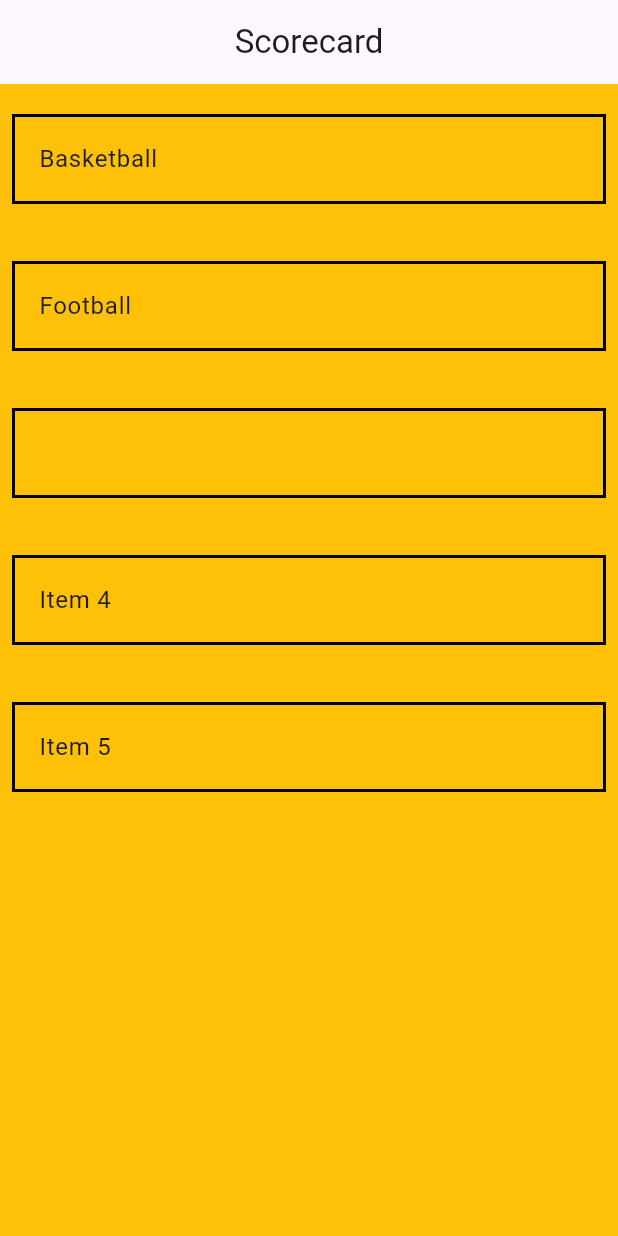
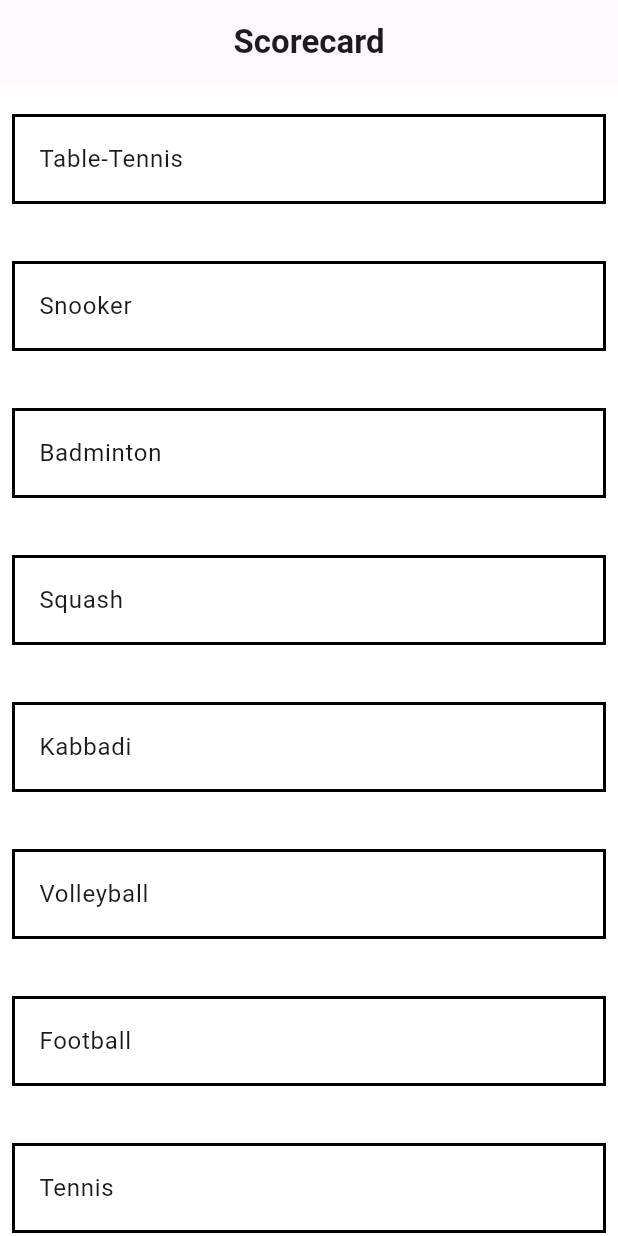
Before and after one commit to Dhruv-Dashora/Spree-AdminPortal-Flutter, a Flutter app: the screen it shows after launch, on a phone screen of 412 x 824 dp. Run offline on Flutter 3.47's test engine with Material 3 defaults, Android fonts, the phone set to English and light mode, and no system bars; our stand-ins replace firebase_core; accounts and stored records are empty.

```diff
--- a/spree_portal/lib/main.dart
+++ b/spree_portal/lib/main.dart
@@ -1,57 +1,13 @@
+import 'package:firebase_core/firebase_core.dart';
 import 'package:flutter/material.dart';
+import 'package:spree_portal/screens/home.dart';
 
-void main() {
+void main() async{
+   WidgetsFlutterBinding.ensureInitialized();
+  await Firebase.initializeApp();
+
   runApp(const MaterialApp(
     debugShowCheckedModeBanner: false,
     home: Portal(),
   ));
 }
-
-class Portal extends StatefulWidget {
-  const Portal({Key? key}) : super(key: key);
-
-  @override
-  State<Portal> createState() => _PortalState();
-}
-
-class _PortalState extends State<Portal> {
-
-  List<String> items = ['Basketball', 'Football', '', 'Item 4', 'Item 5'];
-
-  @override
-  Widget build(BuildContext context) {
-    return Scaffold(
-      backgroundColor: Colors.white,
-      appBar: AppBar(
-        centerTitle: true,
-        title: const Text(
-          'Scorecard',
-        ),
-      ),
-      body: Container(
-        color: Colors.amber,
-        child: ListView.builder(
-          itemCount: items.length,
-          itemBuilder: (context, index) {
-            return Column(
-              children: [
-                Padding(
-                  padding: const EdgeInsets.fromLTRB(8.0,20.0,8.0,8.0),
-                  child: Container(
-                    decoration: BoxDecoration(
-                      border: Border.all(color: Colors.black, width: 2.0),
-                    ),
-                    child: ListTile(
-                      title: Text(items[index]),
-                    ),
-                  ),
-                ),
-                SizedBox(height: 10),
-              ],
-            );
-          },
-        ),
-      ),
-    );
-  }
-}
--- /dev/null
+++ b/spree_portal/lib/screens/home.dart
@@ -0,0 +1,53 @@
+import 'package:flutter/material.dart';
+
+class Portal extends StatefulWidget {
+  const Portal({Key? key}) : super(key: key);
+
+  @override
+  State<Portal> createState() => _PortalState();
+}
+
+class _PortalState extends State<Portal> {
+
+  List<String> items = ['Table-Tennis', 'Snooker','Badminton','Squash','Kabbadi','Volleyball','Football','Tennis','Basketball','UFC'];
+
+  @override
+  Widget build(BuildContext context) {
+    return Scaffold(
+      backgroundColor: Colors.white,
+      appBar: AppBar(
+        centerTitle: true,
+        title: const Text(
+          'Scorecard',
+          style: TextStyle(
+            fontWeight: FontWeight.bold
+          ),
+        ),
+      ),
+      body: Container(
+        color: Colors.white,
+        child: ListView.builder(
+          itemCount: items.length,
+          itemBuilder: (context, index) {
+            return Column(
+              children: [
+                Padding(
+                  padding: const EdgeInsets.fromLTRB(8.0,20.0,8.0,8.0),
+                  child: Container(
+                    decoration: BoxDecoration(
+                      border: Border.all(color: Colors.black, width: 2.0),
+                    ),
+                    child: ListTile(
+                      title: Text(items[index]),
+                    ),
+                  ),
+                ),
+                SizedBox(height: 10),
+              ],
+            );
+          },
+        ),
+      ),
+    );
+  }
+}
--- a/spree_portal/pubspec.yaml
+++ b/spree_portal/pubspec.yaml
@@ -35,6 +35,9 @@ dependencies:
   # The following adds the Cupertino Icons font to your application.
   # Use with the CupertinoIcons class for iOS style icons.
   cupertino_icons: ^1.0.2
+  firebase_core: ^2.25.5
+  firebase_auth: ^4.17.6
+  firebase_database: ^10.4.7
 
 dev_dependencies:
   flutter_test:
```
Also changed, not shown: spree_portal/database.rules.json (added, +7 -0 lines), spree_portal/lib/screens/scorecard.dart (added, +17 -0 lines), spree_portal/pubspec.lock, 3 other files.
